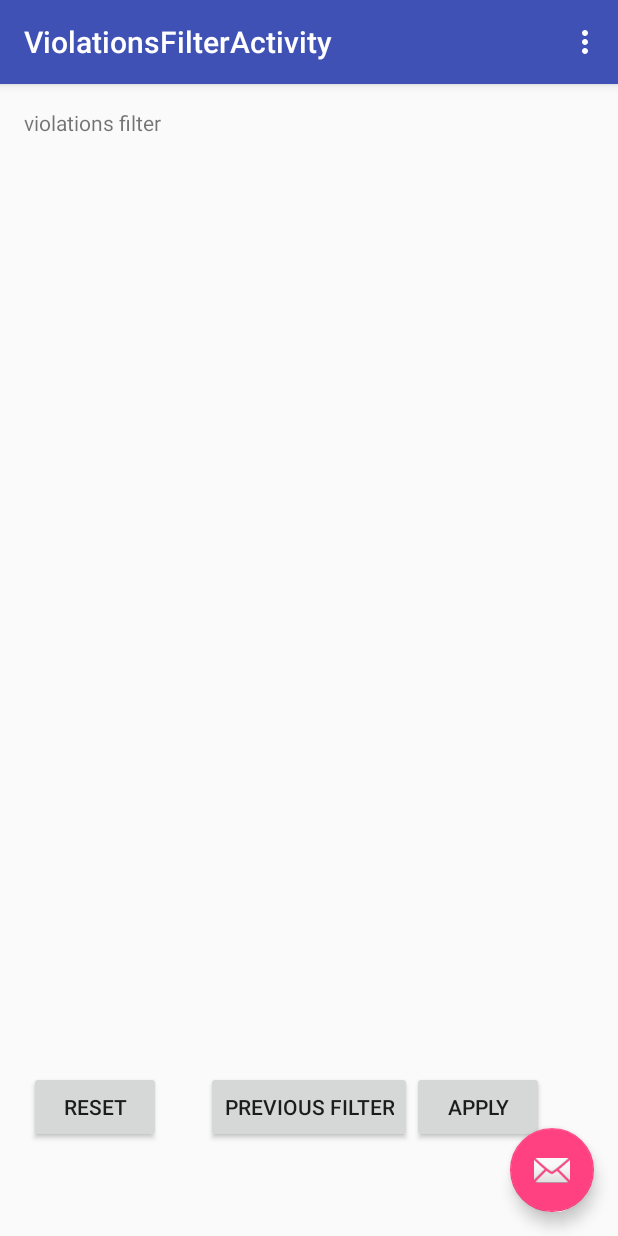
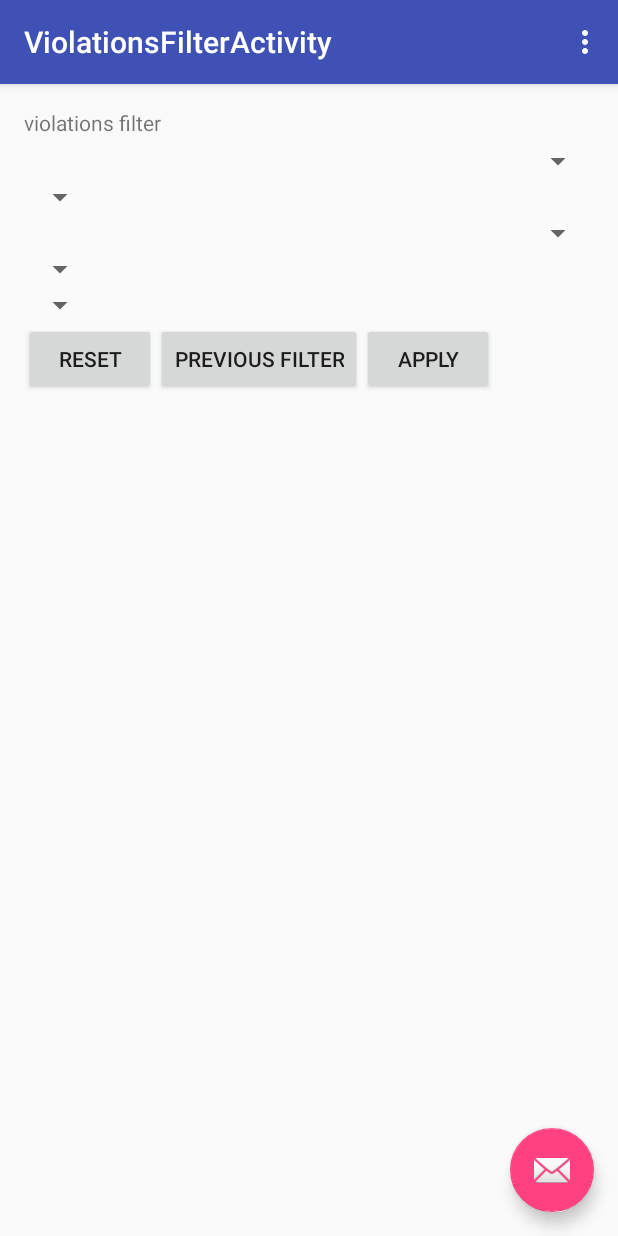
Before and after one commit to HUANG-Yu/Trunkmon, an Android app: the ViolationsFilterActivity screen opened directly, with no data from a screen before it, on a phone screen of 412 x 824 dp. Run offline under Robolectric (Android 15) with nearby library versions, the phone set to English and light mode, and no system bars.

Commit message:
Use linear layout and add sample spinners.

```diff
--- a/app/src/main/res/layout/content_violations_filter.xml
+++ b/app/src/main/res/layout/content_violations_filter.xml
@@ -20,6 +20,50 @@
         android:layout_alignParentTop="true"
         android:layout_alignParentLeft="true"
         android:layout_alignParentStart="true" />
+
+    <LinearLayout
+        android:orientation="vertical"
+        android:layout_width="match_parent"
+        android:layout_height="match_parent"
+        android:layout_below="@+id/timeSpinner"
+        android:layout_alignLeft="@+id/vResetButton"
+        android:layout_alignStart="@+id/vResetButton">
+
+        <Spinner
+            android:layout_width="match_parent"
+            android:layout_height="wrap_content"
+            android:id="@+id/timeSpinner"
+            android:layout_marginTop="23dp"
+            android:layout_below="@+id/textView5"
+            android:layout_toRightOf="@+id/textView5"
+            android:layout_toEndOf="@+id/textView5"
+            android:spinnerMode="dropdown" />
+
+        <Spinner
+            android:layout_width="wrap_content"
+            android:layout_height="wrap_content"
+            android:id="@+id/spinner" />
+
+        <Spinner
+            android:layout_width="match_parent"
+            android:layout_height="wrap_content"
+            android:id="@+id/spinner2" />
+
+        <Spinner
+            android:layout_width="wrap_content"
+            android:layout_height="wrap_content"
+            android:id="@+id/spinner3" />
+
+        <Spinner
+            android:layout_width="wrap_content"
+            android:layout_height="wrap_content"
+            android:id="@+id/spinner4" />
+
+        <LinearLayout
+            android:orientation="horizontal"
+            android:layout_width="match_parent"
+            android:layout_height="wrap_content"
+            android:layout_gravity="center_horizontal">
 
             <Button
                 android:layout_width="wrap_content"
@@ -45,5 +89,9 @@
                 android:text="apply"
                 android:id="@+id/vApplyButton"
                 android:layout_alignBottom="@+id/vPreFilterButton"
-        android:layout_toEndOf="@+id/vPreFilterButton" />
+                android:layout_toEndOf="@+id/vPreFilterButton"
+                android:layout_toRightOf="@+id/vPreFilterButton"/>
+        </LinearLayout>
+    </LinearLayout>
+
 </RelativeLayout>
```
Lines whose indentation alone changed are shown as unchanged.
